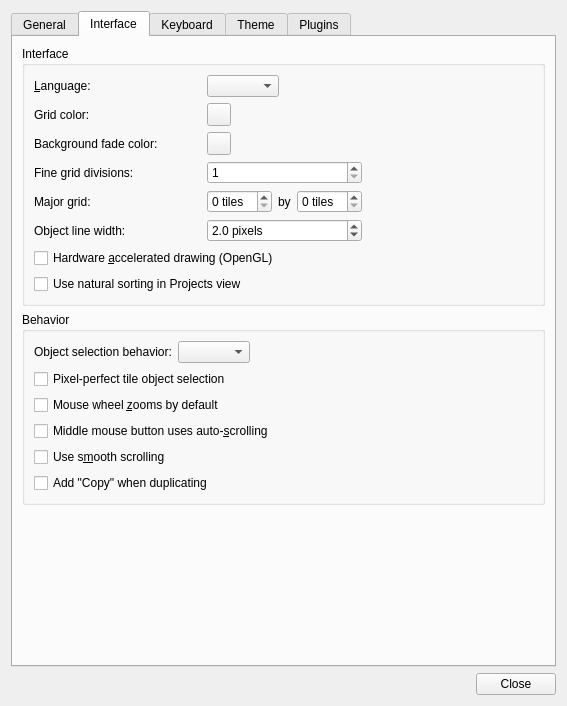
Qt form src/tiled/preferencesdialog.ui (mapeditor/tiled) before a commit.
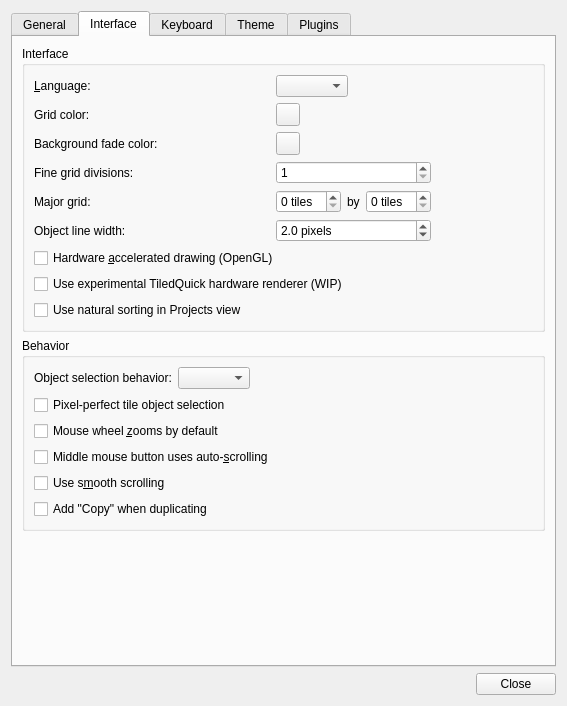
The same form after that commit. The open tabs and pages were chosen to show the change. Custom widgets are drawn as their Qt base class.

Commit message: Created preference setting to toggle on/off new tiledquick hardware renderer; Created test tiled quick qml file that toggles in response to preference setting

The edit to the form file:
```diff
--- a/src/tiled/preferencesdialog.ui
+++ b/src/tiled/preferencesdialog.ui
@@ -264,6 +264,13 @@
            </widget>
           </item>
           <item row="7" column="0" colspan="2">
+           <widget class="QCheckBox" name="newHardwareRenderer">
+            <property name="text">
+             <string>Use experimental TiledQuick hardware renderer (WIP)</string>
+            </property>
+           </widget>
+          </item>
+          <item row="8" column="0" colspan="2">
            <widget class="QCheckBox" name="naturalSorting">
             <property name="toolTip">
              <string>Sort files numerically (d3, d20) instead of alphabetically (d20, d3)</string>
```
Left out of the diff: 1 changed line with no effect on the pictures. The commit also changes 9 other files.
